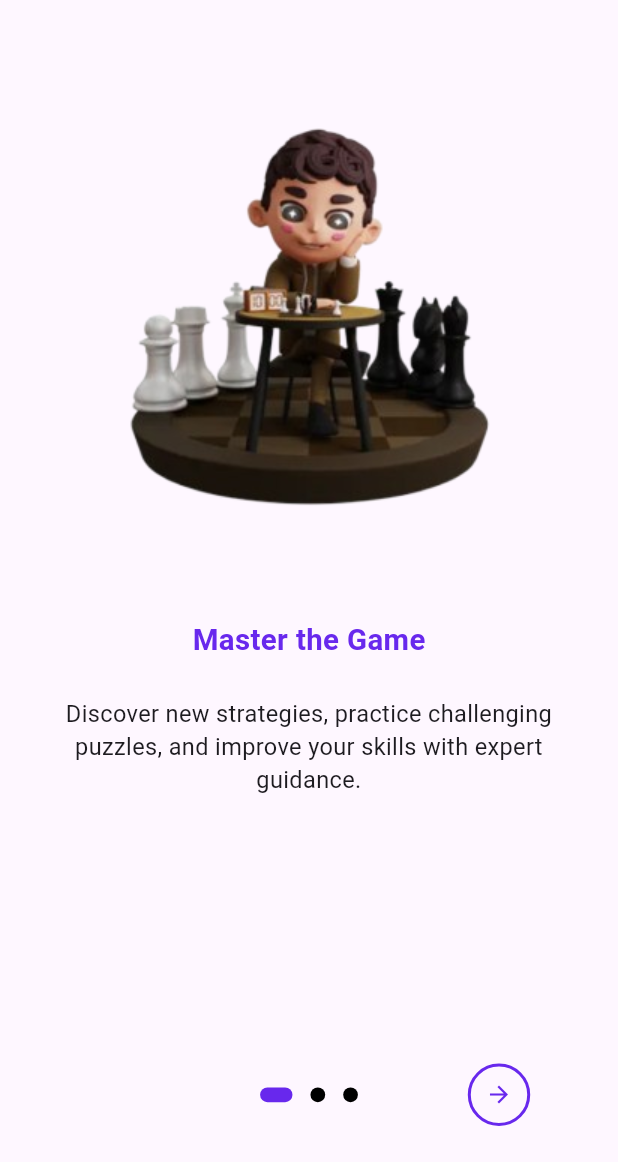
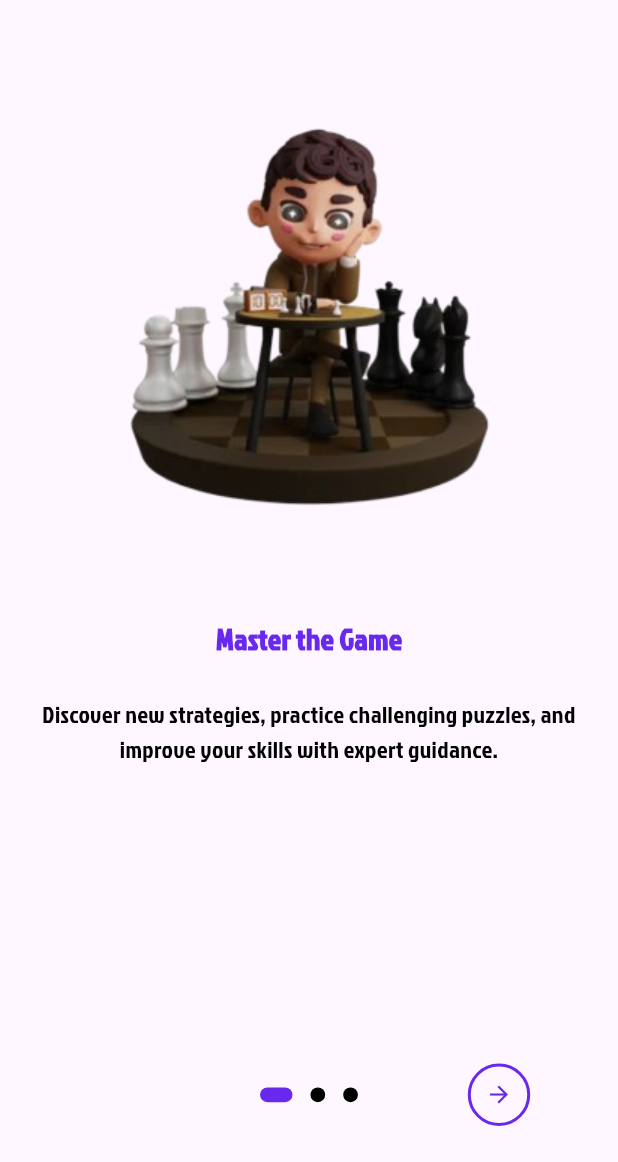
Before and after one commit to Menna-Omar24/smart_chess, a Flutter app: the screen it shows after launch, after a tap on "Let's Start", on a phone screen of 412 x 824 dp, the part 74-1236 px from its top. Run offline on Flutter 3.47's test engine with Material 3 defaults, Android fonts, the phone set to English and light mode, and no system bars; drawn by our look-alikes of introduction_screen; our stand-ins replace awesome_dialog, easy_localization, firebase_auth, firebase_core, flutter_screenutil, google_sign_in and 1 more; missing offline and left inert: flame, flame_audio; accounts and stored records are empty.

Commit message:
+ smart chess

```diff
--- a/lib/features/auth/view/register_view.dart
+++ b/lib/features/auth/view/register_view.dart
@@ -176,6 +176,7 @@ class _RegisterViewState extends State<RegisterView> {
                         AppString.alreadyHaveAccount,
                         style: TextStyle(
                           fontSize: AppFontSize.bodyStyle16,
+                            color: AppColor.black
                         ),
                       ),
                       TextButton(
--- a/lib/features/on_boarding/view/on_boarding_view.dart
+++ b/lib/features/on_boarding/view/on_boarding_view.dart
@@ -21,7 +21,13 @@ class OnboardingScreen extends StatelessWidget {
             fontWeight: FontWeight.bold,
             color: AppColor.primary),
       ),
-      body: AppString.bodyBoarding2,
+      bodyWidget: Text(
+        AppString.bodyBoarding2,
+        textAlign: TextAlign.center,
+        style: TextStyle(
+          color: AppColor.black,
+        ),
+      ),
       image: Center(
         child: Image.asset(AppAssets.imageOnBoarding2,
             height: AppSize.imageOnBoarding),
@@ -36,7 +42,13 @@ class OnboardingScreen extends StatelessWidget {
             fontWeight: FontWeight.bold,
             color: AppColor.primary),
       ),
-      body: AppString.bodyBoarding3,
+      bodyWidget: Text(
+        AppString.bodyBoarding3,
+        textAlign: TextAlign.center,
+        style: TextStyle(
+          color: AppColor.black,
+        ),
+      ),
       image: Center(
           child: Image.asset(AppAssets.imageOnBoarding3,
               height: AppSize.imageOnBoarding)),
@@ -45,12 +57,18 @@ class OnboardingScreen extends StatelessWidget {
     PageViewModel(
       titleWidget: Text(
         AppString.titleWidgetBoarding4,
+        textAlign: TextAlign.center,
         style: TextStyle(
             fontSize: AppFontSize.titleStyle20,
             fontWeight: FontWeight.bold,
             color: AppColor.primary),
       ),
-      body: AppString.bodyBoarding4,
+      bodyWidget: Text(
+        AppString.bodyBoarding4,
+        style: TextStyle(
+          color: AppColor.black,
+        ),
+      ),
       image: Center(
           child: Image.asset(AppAssets.imageOnBoarding4,
               height: AppSize.imageOnBoarding)),
@@ -60,8 +78,8 @@ class OnboardingScreen extends StatelessWidget {
 
   static PageDecoration getPageDecoration() {
     return PageDecoration(
-      titleTextStyle: TextStyle(
-          fontSize: AppFontSize.title22, fontWeight: FontWeight.bold),
+      titleTextStyle:
+          TextStyle(fontSize: AppFontSize.title22, fontWeight: FontWeight.bold),
       bodyTextStyle: TextStyle(fontSize: AppFontSize.bodyStyle16),
       imagePadding: REdgeInsets.all(20),
     );
--- a/lib/features/on_boarding/view/start_onboarding_view.dart
+++ b/lib/features/on_boarding/view/start_onboarding_view.dart
@@ -56,6 +56,7 @@ class StartOnboardingView extends StatelessWidget {
                 AppString.bodyBoarding1,
                 style: TextStyle(
                   fontSize: AppFontSize.bodyStyle16,
+                  color: AppColor.black,
                 ),
               ),
               SizedBox(
--- a/lib/main.dart
+++ b/lib/main.dart
@@ -77,6 +77,17 @@ class _ChessState extends State<Chess> {
       builder: (_, child) => MaterialApp(
         debugShowCheckedModeBanner: false,
         title: 'Chess',
+        theme: ThemeData(
+          fontFamily: 'JockeyOne',
+          textTheme: TextTheme(
+            bodyMedium: TextStyle(
+              fontSize: 16,
+              color: Colors.white,
+            ),
+          ),
+        ),
+
+
         routes: {
           '/': (context) => MainMenuView(),
           MainMenuView.routeName: (context) => MainMenuView(),
--- a/lib/views/components/chess_view/game_info_and_controls/rounded_alert_button.dart
+++ b/lib/views/components/chess_view/game_info_and_controls/rounded_alert_button.dart
@@ -15,9 +15,10 @@ class RoundedAlertButton extends StatelessWidget {
         context: context,
         builder: (BuildContext context) {
           return CupertinoAlertDialog(
-            title: TextDefault(label),
+
+            title: TextDefault(label,color:  CupertinoColors.black,),
             content: TextDefault(
-              'Are you sure you want to ${label.toLowerCase()}?',
+              'Are you sure you want to ${label.toLowerCase()}?', color: CupertinoColors.black,
             ),
             actions: [
               CupertinoButton(
--- a/lib/views/components/main_menu_view/game_options/picker.dart
+++ b/lib/views/components/main_menu_view/game_options/picker.dart
@@ -26,7 +26,7 @@ class Picker<T extends Object> extends StatelessWidget {
           child: CupertinoTheme(
             data: const CupertinoThemeData(
               textTheme: CupertinoTextThemeData(
-                textStyle: TextStyle(fontFamily: 'Jura', fontSize: 8),
+                textStyle: TextStyle(fontFamily: 'JockeyOne', fontSize: 8),
               ),
             ),
             child: CupertinoSlidingSegmentedControl<T>(
--- a/lib/views/components/settings_view/app_theme_picker.dart
+++ b/lib/views/components/settings_view/app_theme_picker.dart
@@ -18,7 +18,7 @@ class AppThemePicker extends StatelessWidget {
             height: 120,
             decoration: BoxDecoration(
               borderRadius: BorderRadius.all(Radius.circular(15)),
-              color: Color(0x20000000),
+              color: Color(0x20ffffff),
             ),
             child: CupertinoPicker(
               scrollController: FixedExtentScrollController(
--- a/lib/views/components/settings_view/piece_theme_picker.dart
+++ b/lib/views/components/settings_view/piece_theme_picker.dart
@@ -19,7 +19,7 @@ class PieceThemePicker extends StatelessWidget {
             borderRadius: BorderRadius.all(Radius.circular(15)),
             child: Container(
               height: 120,
-              decoration: BoxDecoration(color: Color(0x20000000)),
+              decoration: BoxDecoration(color: Color(0x20ffffff)),
               child: Row(
                 children: [
                   Expanded(
--- a/lib/views/settings_view.dart
+++ b/lib/views/settings_view.dart
@@ -3,6 +3,7 @@ import 'package:en_passant/views/components/settings_view/piece_theme_picker.dar
 import 'package:en_passant/views/components/shared/rounded_button.dart';
 import 'package:firebase_auth/firebase_auth.dart';
 import 'package:flutter/cupertino.dart';
+import 'package:flutter/material.dart';
 import 'package:flutter_screenutil/flutter_screenutil.dart';
 import 'package:google_sign_in/google_sign_in.dart';
 import 'package:provider/provider.dart';
@@ -16,7 +17,8 @@ class SettingsView extends StatelessWidget {
   @override
   Widget build(BuildContext context) {
     return Consumer<AppModel>(
-      builder: (context, appModel, child) => Container(
+      builder: (context, appModel, child) => Scaffold(
+        body: Container(
           decoration: BoxDecoration(gradient: appModel.theme.background),
           padding: EdgeInsets.all(30),
           child: Column(
@@ -61,6 +63,7 @@ class SettingsView extends StatelessWidget {
             ],
           ),
         ),
+      ),
     );
   }
 }
```
Also changed, not shown: lib/features/auth/view/login_view.dart (+17 -0 lines), lib/views/components/main_menu_view/game_options/game_mode_picker.dart (+10 -2 lines), lib/views/components/shared/text_variable.dart (+5 -3 lines). Lines whose indentation alone changed are shown as unchanged.
